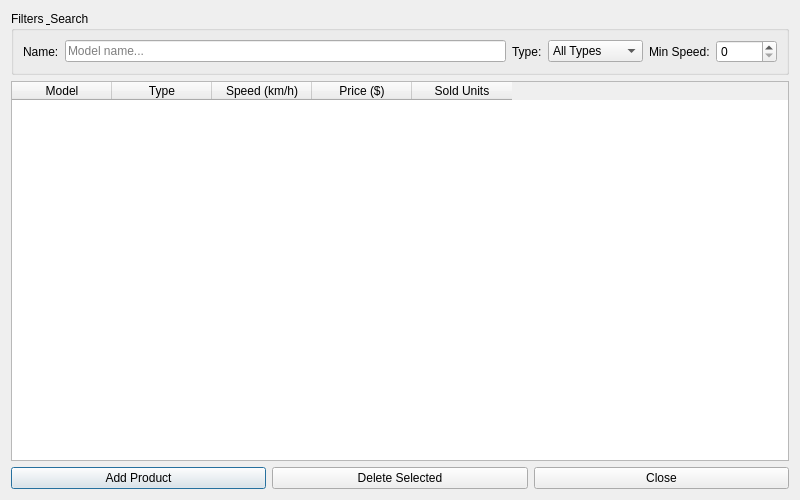
First picture: the form in productmanager_window.ui, repository Harlamis/QtAirBrowser, before the edit.
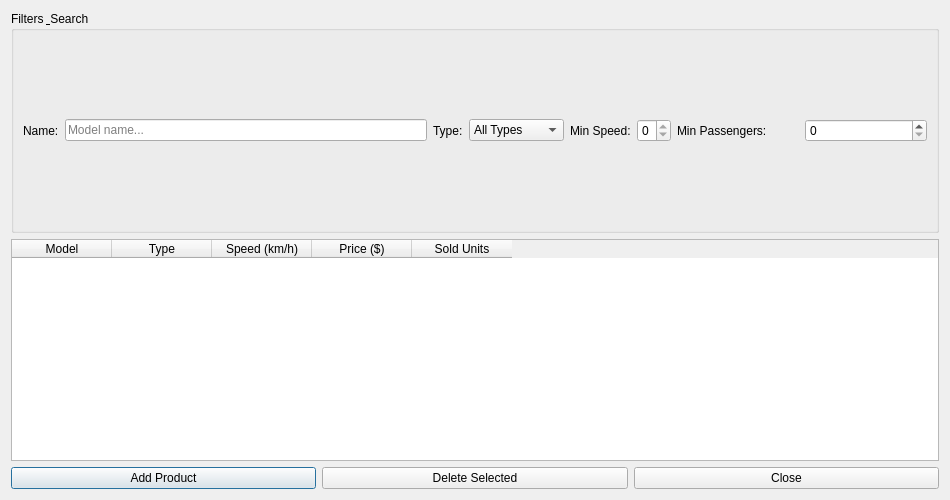
Second picture: the form after the edit. The open tabs and pages were chosen to show the change.

The edit to the form file:
```diff
--- a/productmanager_window.ui
+++ b/productmanager_window.ui
@@ -6,7 +6,7 @@
    <rect>
     <x>0</x>
     <y>0</y>
-    <width>800</width>
+    <width>950</width>
     <height>500</height>
    </rect>
   </property>
@@ -70,11 +70,71 @@
       <item>
        <widget class="QSpinBox" name="filter_min_speed">
         <property name="maximum">
-         <number>10000</number>
+         <number>9999.99</number>
         </property>
        </widget>
       </item>
-     </layout>
+
+      <item>
+       <widget class="QStackedWidget" name="stackedFilter">
+        <property name="currentIndex">
+         <number>0</number>
+        </property>
+        <property name="maximumSize">
+         <size>
+          <width>250</width>
+          <height>16777215</height>
+         </size>
+        </property>
+
+        <widget class="QWidget" name="page_empty"/>
+
+        <widget class="QWidget" name="page_comm_filter">
+         <layout class="QHBoxLayout" name="horizontalLayout_comm">
+          <property name="margin">
+           <number>0</number>
+          </property>
+          <item>
+           <widget class="QLabel" name="label_pass">
+            <property name="text">
+             <string>Min Passengers:</string>
+            </property>
+           </widget>
+          </item>
+          <item>
+           <widget class="QSpinBox" name="filter_passengers">
+            <property name="maximum">
+             <number>9999</number>
+            </property>
+           </widget>
+          </item>
+         </layout>
+        </widget>
+
+        <widget class="QWidget" name="page_fight_filter">
+         <layout class="QHBoxLayout" name="horizontalLayout_fight">
+          <property name="margin">
+           <number>0</number>
+          </property>
+          <item>
+           <widget class="QLabel" name="label_stealth">
+            <property name="text">
+             <string>Min Stealth Range:</string>
+            </property>
+           </widget>
+          </item>
+          <item>
+           <widget class="QDoubleSpinBox" name="filter_stealth">
+            <property name="maximum">
+             <double>99999.99</double>
+            </property>
+           </widget>
+          </item>
+         </layout>
+        </widget>
+       </widget>
+      </item>
+      </layout>
     </widget>
    </item>
 
```
Left out of the diff: 4 changed lines with no effect on the pictures.
